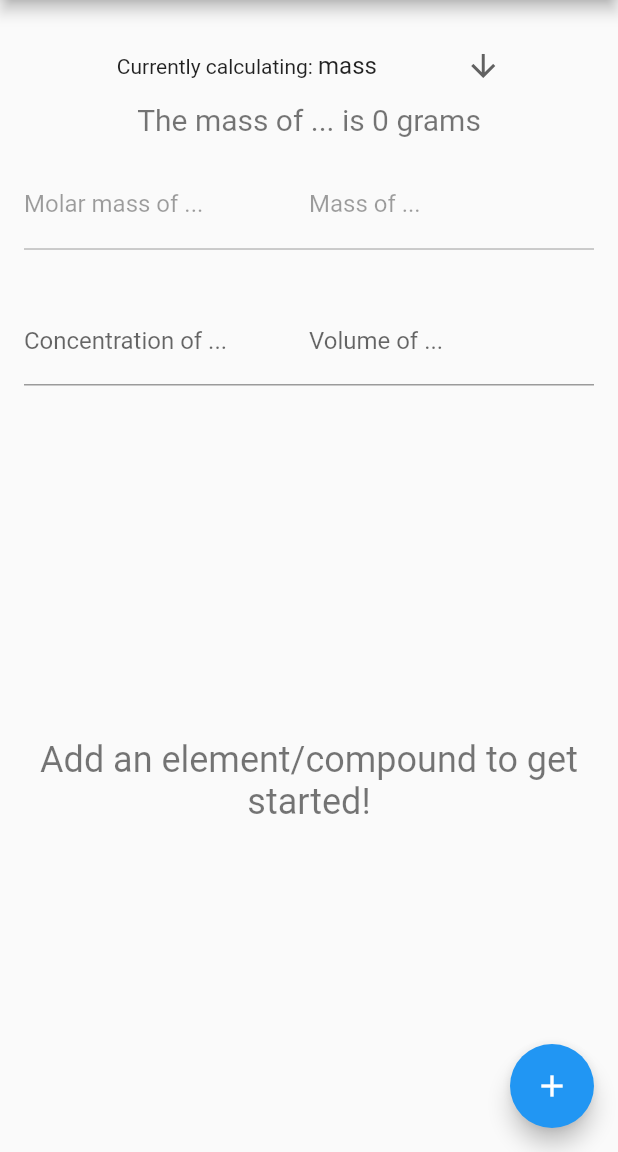
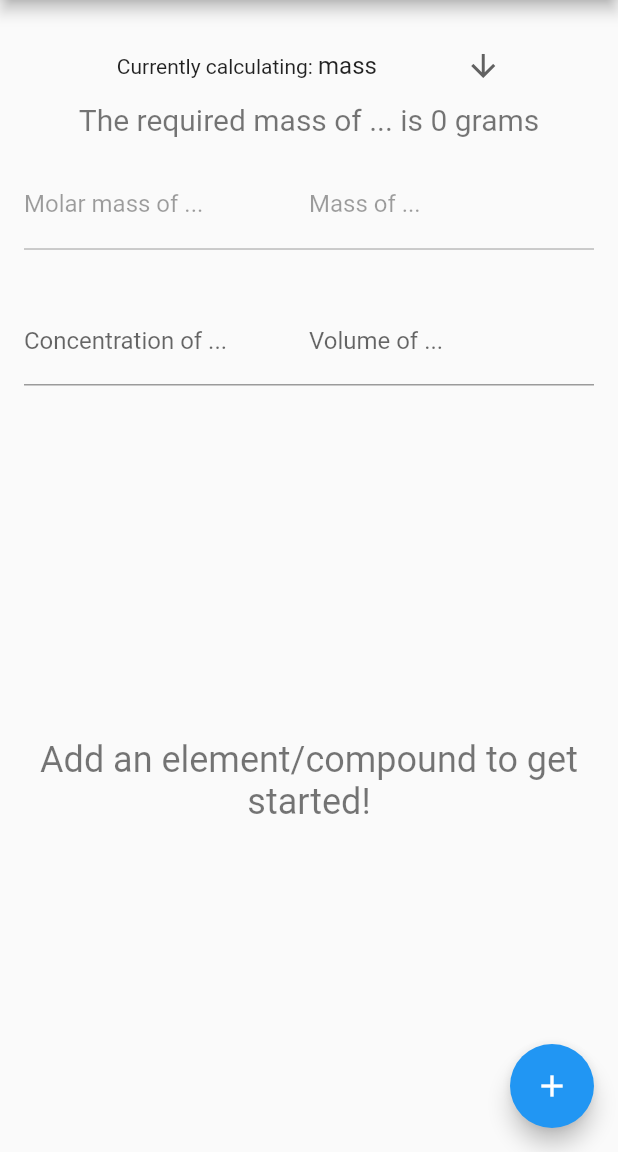
Before and after one commit to IncPlusPlus/chemistry-catalyst, a Flutter app: the SolutionsAndMolarity screen opened by its route, on a phone screen of 412 x 824 dp, the part 84-1236 px from its top. Run offline on Flutter 3.47's test engine with Material 2 defaults, Android fonts, the phone set to English and light mode, and no system bars; drawn by our look-alikes of auto_size_text; our stand-ins replace decimal, package_info_plus; missing offline and left inert: autocomplete_textfield_ns, create_atom, more, periodic_table.

Commit message:
Improve the wording a bit

```diff
--- a/lib/screens/solutions_molarity.dart
+++ b/lib/screens/solutions_molarity.dart
@@ -108,7 +108,7 @@ class _SolutionsAndMolarityState extends State<SolutionsAndMolarity> {
             ),
             Center(
               child: AutoSizeText(
-                "The ${solvingFor.name} of ${molarMass == Decimal.zero ? '...' : compoundFormulaString(elements)} is ${_getAnswerString()}",
+                "The required ${solvingFor.name} of ${molarMass == Decimal.zero ? '...' : compoundFormulaString(elements)} is ${_getAnswerString()}",
                 style: TextStyle(
                   color: Theme.of(context).unselectedWidgetColor,
                   fontSize: 20,
```
